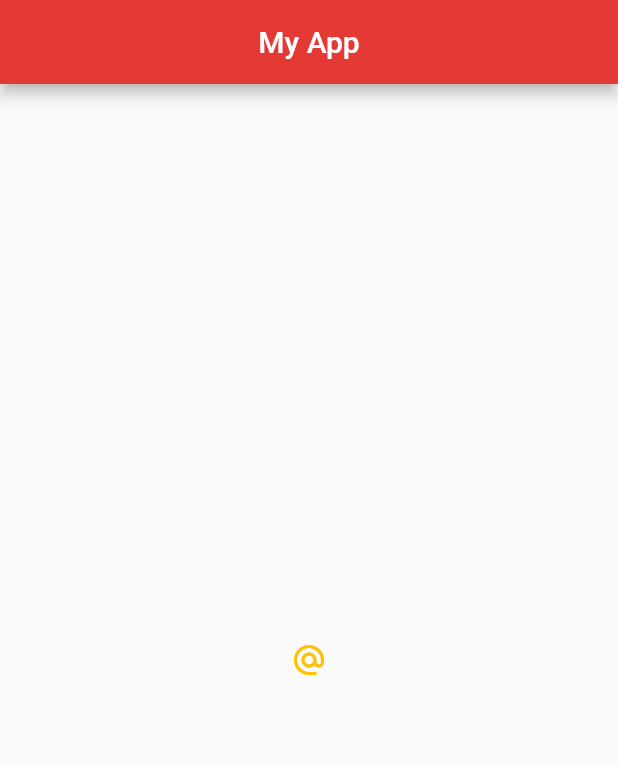
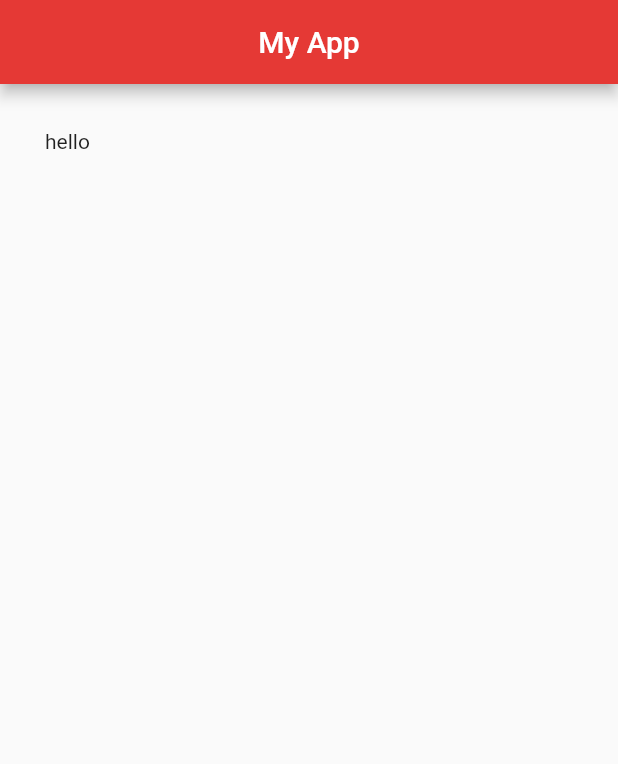
Before and after one commit to Adithya2018/Flutter-Tutorial-for-beginners, a Flutter app: the screen it shows after launch, on a phone screen of 412 x 824 dp. Shown: the top 764 px of the screen. Run offline on Flutter 3.47's test engine with Material 2 defaults, Android fonts, the light colour scheme and no system bars.

Commit message:
#10 Containers & Padding

```diff
--- a/myapp/lib/main.dart
+++ b/myapp/lib/main.dart
@@ -14,68 +14,85 @@ class Home extends StatelessWidget {
         centerTitle: true,
         backgroundColor: Colors.red[600],
       ),
-      body: Center(
-        // child: Text(
-        //   'Hello Guys',
-        //   style: TextStyle(
-        //     fontSize: 20.0,
-        //     fontWeight: FontWeight.bold,
-        //     letterSpacing: 2.0,
-        //     color: Colors.grey[600],
-        //     fontFamily: 'IndieFlower',
-        //   ),
-        // ),
+      // body: Container(
+      //   // padding: EdgeInsets.all(20.0),
+      //   padding: EdgeInsets.symmetric(horizontal: 30.0, vertical: 10.0),
+      //   // padding: EdgeInsets.fromLTRB(10.0, 20.0, 30.0, 40.0),
+      //   // margin: EdgeInsets.all(30.0),
+      //   margin: EdgeInsets.symmetric(horizontal: 120.0, vertical: 30.0),
+      //   color: Colors.grey[400],
+      //   child: Text('hello'),
+      // ),
 
-        // child: Image(
-        //   image: NetworkImage('https://images.unsplash.com/photo-1614907301762-405163ba662f?ixid=MXwxMjA3fDB8MHxwaG90by1wYWdlfHx8fGVufDB8fHw%3D&ixlib=rb-1.2.1&auto=format&fit=crop&w=634&q=80'),
-        // ),
+      body: Padding(
+        padding: EdgeInsets.all(30.0),
+        child: Text('hello'),
+      ),
 
-        // child: Image(
-        //   image: AssetImage('../assets/swim.jpg'),
-        // ),
-
-        // child: Image.asset('../assets/xps.jpg'),
-
-        // child: Image.network('https://images.unsplash.com/photo-1614958659970-5258ec563e55?ixid=MXwxMjA3fDB8MHxwaG90by1wYWdlfHx8fGVufDB8fHw%3D&ixlib=rb-1.2.1&auto=format&fit=crop&w=634&q=80'),
-
-        // child: Icon(
-        //   Icons.airport_shuttle,
-        //   color: Colors.redAccent,
-        //   size: 60,
-        // ),
-
-        // child: RaisedButton(
-        //   onPressed: () {},
-        //   child: Text('Click Me'),
-        //   color: Colors.redAccent,
-        // ),
-
-        // child: FlatButton(
-        //   onPressed: () {
-        //     print('you clicked me');
-        //   },
-        //   child: Text('Click Me'),
-        //   color: Colors.redAccent,
-        // ),
-
-        // child: RaisedButton.icon(
-        //   onPressed: () {},
-        //   icon: Icon(
-        //     Icons.mail,
-        //   ),
-        //   label: Text('Mail me'),
-        //   color: Colors.amber,
-        // ),
-
-        child: IconButton(
-          onPressed: () {
-            print('you clicked me');
-          },
-          icon: Icon(Icons.alternate_email),
-          color: Colors.amber,
-        ),
-
-      ),
+      // Center(
+      //   // child: Text(
+      //   //   'Hello Guys',
+      //   //   style: TextStyle(
+      //   //     fontSize: 20.0,
+      //   //     fontWeight: FontWeight.bold,
+      //   //     letterSpacing: 2.0,
+      //   //     color: Colors.grey[600],
+      //   //     fontFamily: 'IndieFlower',
+      //   //   ),
+      //   // ),
+      //
+      //   // child: Image(
+      //   //   image: NetworkImage('https://images.unsplash.com/photo-1614907301762-405163ba662f?ixid=MXwxMjA3fDB8MHxwaG90by1wYWdlfHx8fGVufDB8fHw%3D&ixlib=rb-1.2.1&auto=format&fit=crop&w=634&q=80'),
+      //   // ),
+      //
+      //   // child: Image(
+      //   //   image: AssetImage('../assets/swim.jpg'),
+      //   // ),
+      //
+      //   // child: Image.asset('../assets/xps.jpg'),
+      //
+      //   // child: Image.network('https://images.unsplash.com/photo-1614958659970-5258ec563e55?ixid=MXwxMjA3fDB8MHxwaG90by1wYWdlfHx8fGVufDB8fHw%3D&ixlib=rb-1.2.1&auto=format&fit=crop&w=634&q=80'),
+      //
+      //   // child: Icon(
+      //   //   Icons.airport_shuttle,
+      //   //   color: Colors.redAccent,
+      //   //   size: 60,
+      //   // ),
+      //
+      //   // child: RaisedButton(
+      //   //   onPressed: () {},
+      //   //   child: Text('Click Me'),
+      //   //   color: Colors.redAccent,
+      //   // ),
+      //
+      //   // child: FlatButton(
+      //   //   onPressed: () {
+      //   //     print('you clicked me');
+      //   //   },
+      //   //   child: Text('Click Me'),
+      //   //   color: Colors.redAccent,
+      //   // ),
+      //
+      //   // child: RaisedButton.icon(
+      //   //   onPressed: () {},
+      //   //   icon: Icon(
+      //   //     Icons.mail,
+      //   //   ),
+      //   //   label: Text('Mail me'),
+      //   //   color: Colors.amber,
+      //   // ),
+      //
+      //   // child: IconButton(
+      //   //   onPressed: () {
+      //   //     print('you clicked me');
+      //   //   },
+      //   //   icon: Icon(Icons.alternate_email),
+      //   //   color: Colors.amber,
+      //   // ),
+      //
+      //
+      //
+      // ),
       floatingActionButton: FloatingActionButton(
         child: Text('click'),
         onPressed: () {},
```
